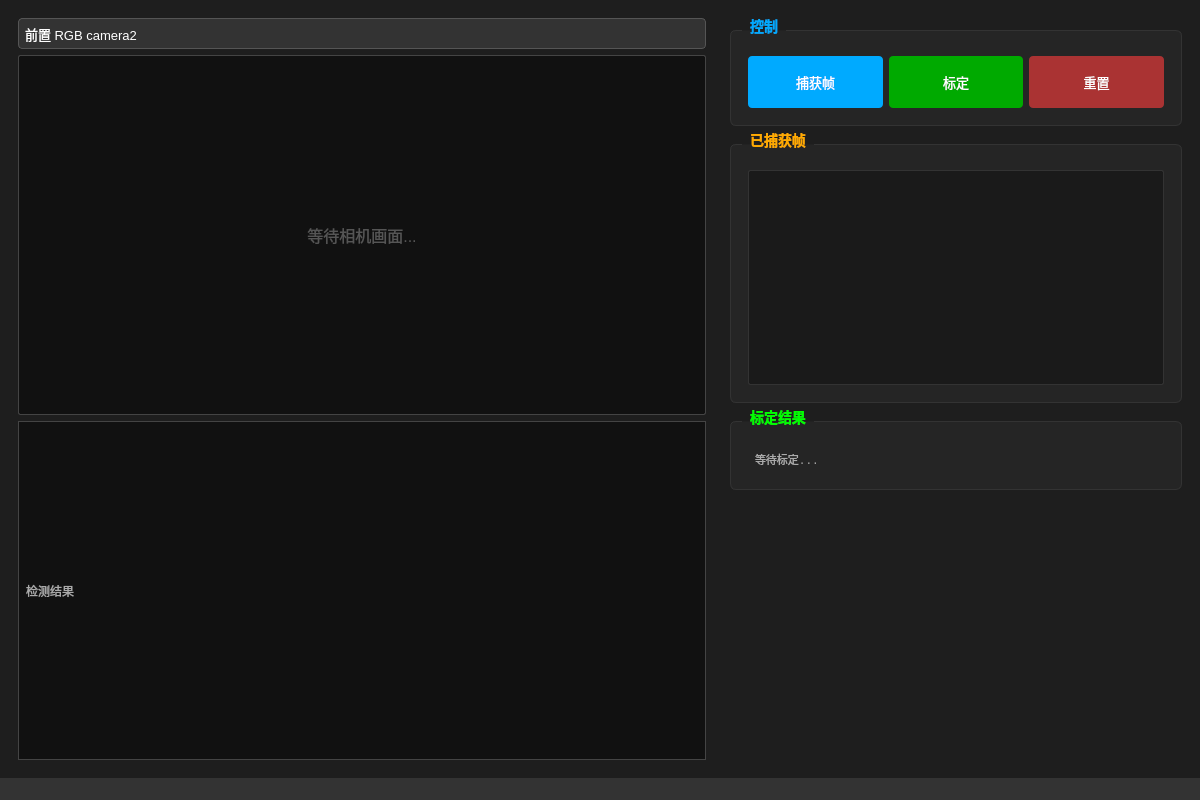
Above: camera_calib/ui/main_window.ui from tortoies018/dobot_quad_sdk_test before the change. Below: the same form after it.
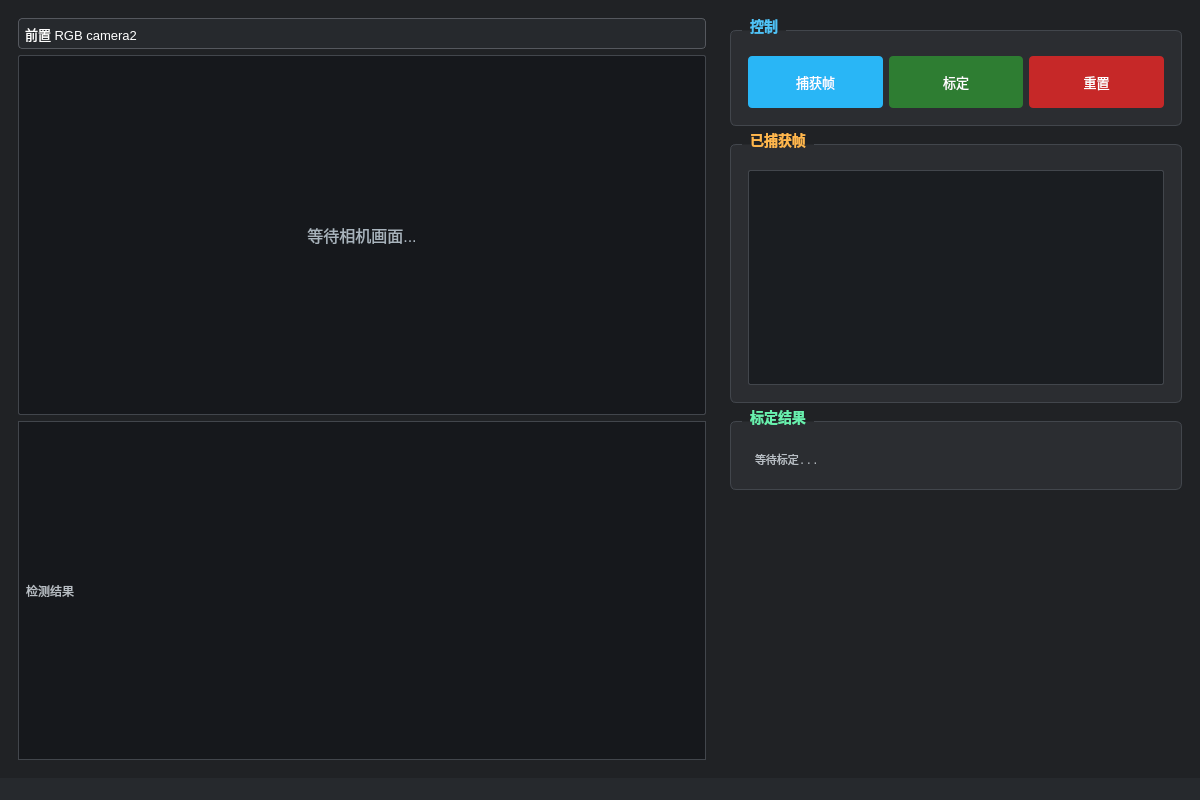
That is the form after the change.

Patch:
```diff
--- a/camera_calib/ui/main_window.ui
+++ b/camera_calib/ui/main_window.ui
@@ -12,7 +12,7 @@
    </size>
   </property>
   <property name="styleSheet">
-   <string notr="true">QMainWindow { background-color: #1e1e1e; }</string>
+    <string notr="true">QMainWindow { background-color: #202225; }</string>
   </property>
   <widget class="QWidget" name="centralwidget">
    <layout class="QHBoxLayout" name="mainLayout" stretch="6,4">
@@ -23,9 +23,11 @@
        <item>
         <widget class="QComboBox" name="comboCamera">
          <property name="styleSheet">
-          <string notr="true">QComboBox { background: #333; color: #fff; padding: 6px; font: 13px; border: 1px solid #555; border-radius: 4px; }
+           <string notr="true">QComboBox { background: #26292d; color: #fff; padding: 6px; font: 13px; border: 1px solid #55585e; border-radius: 4px; }
 QComboBox::drop-down { border: none; }
-QComboBox QAbstractItemView { background: #333; color: #fff; selection-background-color: #0af; }</string>
+QComboBox QAbstractItemView { background:#2b2d31; color:#f5f5f5; border:1px solid #55585e; outline:none; selection-background-color:#29b6f6; selection-color:#fff; }
+QComboBox QAbstractItemView::item { padding:6px 8px; }
+QComboBox QAbstractItemView::item:hover { background:#3a3d42; }</string>
          </property>
          <item>
           <property name="text">
@@ -54,7 +56,7 @@
           </size>
          </property>
          <property name="styleSheet">
-          <string notr="true">background-color: #111; color: #555; font: 16px; border: 1px solid #444; border-radius: 2px; padding: 0px;</string>
+           <string notr="true">background-color: #16181c; color: #a8b3bc; font: 16px; border: 1px solid #42464c; border-radius: 2px; padding: 0px;</string>
          </property>
         </widget>
        </item>
@@ -70,7 +72,7 @@
           </size>
          </property>
          <property name="styleSheet">
-          <string notr="true">background-color: #111; color: #aaa; font: 12px; border: 1px solid #444; padding: 4px;</string>
+           <string notr="true">background-color: #16181c; color: #b8bec4; font: 12px; border: 1px solid #42464c; padding: 4px;</string>
          </property>
         </widget>
        </item>
@@ -88,22 +90,22 @@
           <string>控制</string>
          </property>
          <property name="styleSheet">
-          <string notr="true">QGroupBox { font: bold 14px; color: #0af; border: 1px solid #333; border-radius: 6px; margin-top: 12px; padding: 16px 8px 8px 8px; background: #252525; }
+           <string notr="true">QGroupBox { font: bold 14px; color: #4fc3f7; border: 1px solid #42464c; border-radius: 6px; margin-top: 12px; padding: 16px 8px 8px 8px; background: #2b2d31; }
 QGroupBox::title { subcontrol-origin: margin; left: 12px; padding: 0 6px; }
 QPushButton { font: 13px; padding: 8px 16px; border-radius: 4px; min-height: 36px; }</string>
          </property>
          <layout class="QHBoxLayout" name="controlLayout">
           <item><widget class="QPushButton" name="btnCapture">
            <property name="text"><string>捕获帧</string></property>
-           <property name="styleSheet"><string notr="true">QPushButton { background: #0af; color: #fff; } QPushButton:hover { background: #0cf; } QPushButton:disabled { background: #555; }</string></property>
+            <property name="styleSheet"><string notr="true">QPushButton { background: #29b6f6; color: #fff; } QPushButton:hover { background: #4fc3f7; } QPushButton:disabled { background: #4a4d52; color:#9a9da2; }</string></property>
           </widget></item>
           <item><widget class="QPushButton" name="btnCalibrate">
            <property name="text"><string>标定</string></property>
-           <property name="styleSheet"><string notr="true">QPushButton { background: #0a0; color: #fff; } QPushButton:hover { background: #0c0; } QPushButton:disabled { background: #555; }</string></property>
+            <property name="styleSheet"><string notr="true">QPushButton { background: #2e7d32; color: #fff; } QPushButton:hover { background: #43a047; } QPushButton:disabled { background: #4a4d52; color:#9a9da2; }</string></property>
           </widget></item>
           <item><widget class="QPushButton" name="btnReset">
            <property name="text"><string>重置</string></property>
-           <property name="styleSheet"><string notr="true">QPushButton { background: #a33; color: #fff; } QPushButton:hover { background: #c55; }</string></property>
+            <property name="styleSheet"><string notr="true">QPushButton { background: #c62828; color: #fff; } QPushButton:hover { background: #e53935; }</string></property>
           </widget></item>
          </layout>
         </widget>
@@ -116,15 +118,15 @@
           <string>已捕获帧</string>
          </property>
          <property name="styleSheet">
-          <string notr="true">QGroupBox { font: bold 14px; color: #fa0; border: 1px solid #333; border-radius: 6px; margin-top: 12px; padding: 16px 8px 8px 8px; background: #252525; }
+           <string notr="true">QGroupBox { font: bold 14px; color: #ffb74d; border: 1px solid #42464c; border-radius: 6px; margin-top: 12px; padding: 16px 8px 8px 8px; background: #2b2d31; }
 QGroupBox::title { subcontrol-origin: margin; left: 12px; padding: 0 6px; }</string>
          </property>
          <layout class="QVBoxLayout" name="framesLayout">
           <item>
            <widget class="QListWidget" name="listFrames">
             <property name="styleSheet">
-             <string notr="true">QListWidget { background: #1a1a1a; color: #ccc; font: 12px; border: 1px solid #333; border-radius: 2px; }
-QListWidget::item { padding: 4px; } QListWidget::item:selected { background: #0af; color: #fff; }</string>
+              <string notr="true">QListWidget { background: #1a1d21; color: #e0e0e0; font: 12px; border: 1px solid #42464c; border-radius: 2px; }
+QListWidget::item { padding: 4px; } QListWidget::item:selected { background: #29b6f6; color: #fff; }</string>
             </property>
            </widget>
           </item>
@@ -139,7 +141,7 @@
           <string>标定结果</string>
          </property>
          <property name="styleSheet">
-          <string notr="true">QGroupBox { font: bold 14px; color: #0f0; border: 1px solid #333; border-radius: 6px; margin-top: 12px; padding: 16px 8px 8px 8px; background: #252525; }
+           <string notr="true">QGroupBox { font: bold 14px; color: #69f0ae; border: 1px solid #42464c; border-radius: 6px; margin-top: 12px; padding: 16px 8px 8px 8px; background: #2b2d31; }
 QGroupBox::title { subcontrol-origin: margin; left: 12px; padding: 0 6px; }</string>
          </property>
          <layout class="QVBoxLayout" name="resultLayout">
@@ -149,7 +151,7 @@
              <string>等待标定...</string>
             </property>
             <property name="styleSheet">
-             <string notr="true">color: #aaa; font: 11px monospace; padding: 4px;</string>
+              <string notr="true">color: #b8bec4; font: 11px monospace; padding: 4px;</string>
             </property>
             <property name="textInteractionFlags">
              <set>Qt::TextSelectableByMouse</set>
@@ -180,7 +182,7 @@
   </widget>
   <widget class="QStatusBar" name="statusbar">
    <property name="styleSheet">
-    <string notr="true">color: #aaa; background: #333; font: 12px;</string>
+     <string notr="true">color: #b8bec4; background: #26292d; font: 12px;</string>
    </property>
   </widget>
  </widget>
```
